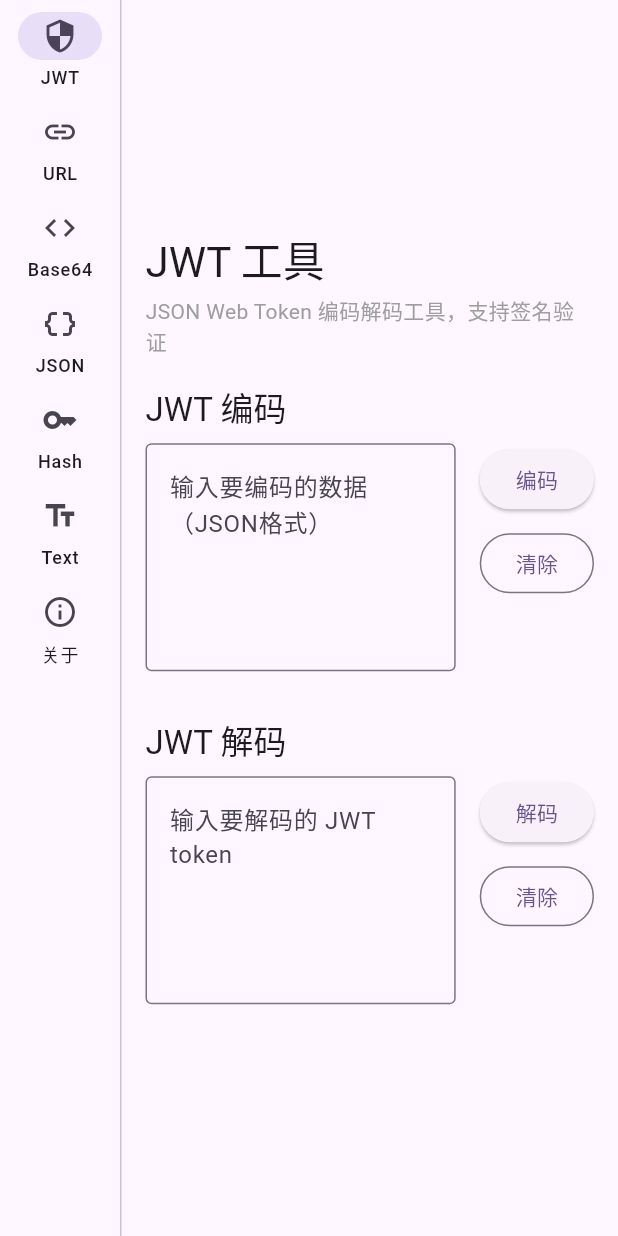
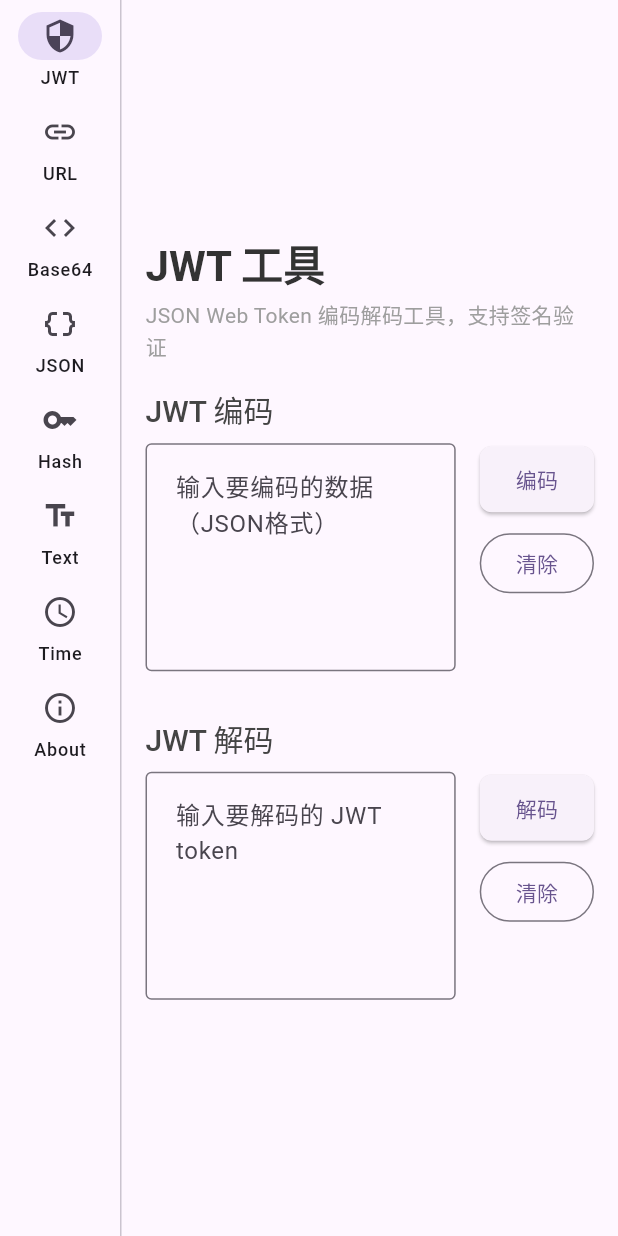
Before and after one commit to zhouzongyan/wetools, a Flutter app: the screen it shows after launch, on a phone screen of 412 x 824 dp. Run offline on Flutter 3.47's test engine with Material 3 defaults, Android fonts, the phone set to English and light mode, and no system bars; missing offline and left inert: dart_jsonwebtoken, gbk_codec, sm_crypto; Roboto replaces fonts that are missing (SourceHanSansSC).

Commit message:
feat: 增加时间工具、自定义字体和支付二维码
- 新增时间工具页面，支持时间戳和日期时间互相转换
- 添加 SourceHanSansSC 和 JetBrainsMono 字体
- 在关于页面添加微信和支付宝收款二维码
- 优化主题配置，调整文本样式和输入框样式
- 重构剪贴板工具，改进复制体验
- 更新首页导航栏和图标设计

```diff
--- a/lib/main.dart
+++ b/lib/main.dart
@@ -29,8 +29,50 @@ class MyApp extends StatelessWidget {
         //
         // This works for code too, not just values: Most code changes can be
         // tested with just a hot reload.
-        colorScheme: ColorScheme.fromSeed(seedColor: Colors.deepPurple),
+        colorScheme: ColorScheme.fromSeed(
+          seedColor: Colors.deepPurple,
+          brightness: Brightness.light,
+        ),
         useMaterial3: true,
+        fontFamily: 'SourceHanSansSC',
+        textTheme: const TextTheme(
+          headlineMedium: TextStyle(
+            fontSize: 28,
+            fontWeight: FontWeight.bold,
+            color: Color(0xFF333333),
+          ),
+          titleLarge: TextStyle(
+            fontSize: 20,
+            fontWeight: FontWeight.w500,
+            color: Color(0xFF444444),
+          ),
+          bodyLarge: TextStyle(
+            fontSize: 16,
+            color: Color(0xFF666666),
+          ),
+          bodyMedium: TextStyle(
+            fontSize: 14,
+            color: Color(0xFF666666),
+          ),
+        ),
+        inputDecorationTheme: InputDecorationTheme(
+          border: OutlineInputBorder(
+            borderRadius: BorderRadius.circular(8),
+          ),
+          focusedBorder: OutlineInputBorder(
+            borderRadius: BorderRadius.circular(8),
+            borderSide: const BorderSide(color: Colors.deepPurple, width: 2),
+          ),
+          contentPadding: const EdgeInsets.all(16),
+        ),
+        elevatedButtonTheme: ElevatedButtonThemeData(
+          style: ElevatedButton.styleFrom(
+            padding: const EdgeInsets.symmetric(horizontal: 24, vertical: 12),
+            shape: RoundedRectangleBorder(
+              borderRadius: BorderRadius.circular(8),
+            ),
+          ),
+        ),
       ),
       home: const MyHomePage(title: '开发者工具箱'),
     );
--- a/lib/pages/home_page.dart
+++ b/lib/pages/home_page.dart
@@ -6,6 +6,7 @@ import 'json_page.dart';
 import 'hash_page.dart';
 import 'text_page.dart';
 import 'about_page.dart';
+import 'time_page.dart';
 
 class MyHomePage extends StatefulWidget {
   const MyHomePage({super.key, required this.title});
@@ -45,8 +46,12 @@ class _MyHomePageState extends State<MyHomePage> {
       label: Text('Text'),
     ),
     NavigationRailDestination(
+      icon: Icon(Icons.access_time),
+      label: Text('Time'),
+    ),
+    NavigationRailDestination(
       icon: Icon(Icons.info_outline),
-      label: Text('关于'),
+      label: Text('About'),
     ),
   ];
 
@@ -57,7 +62,30 @@ class _MyHomePageState extends State<MyHomePage> {
     JsonPage(),
     HashPage(),
     TextPage(),
+    TimePage(),
     AboutPage(),
+  ];
+
+  final List<String> _titles = [
+    'JWT',
+    'URL',
+    'Base64',
+    'JSON',
+    'Hash',
+    'Text',
+    '时间工具',
+    'About',
+  ];
+
+  final List<IconData> _icons = [
+    Icons.security,
+    Icons.link,
+    Icons.code,
+    Icons.data_object,
+    Icons.key,
+    Icons.text_fields,
+    Icons.access_time,
+    Icons.info,
   ];
 
   @override
```
Also changed, not shown: lib/pages/about_page.dart (+36 -1 lines), lib/pages/text_page.dart (+75 -65 lines), lib/pages/time_page.dart (added, +224 -0 lines), lib/utils/clipboard_util.dart (+16 -12 lines), pubspec.yaml (+18 -0 lines), assets/fonts/JetBrainsMono-Bold.ttf (added), assets/fonts/JetBrainsMono-Regular.ttf (added), assets/images/alipay.png (added), assets/images/wechat_pay.png (added), 3 other files.
